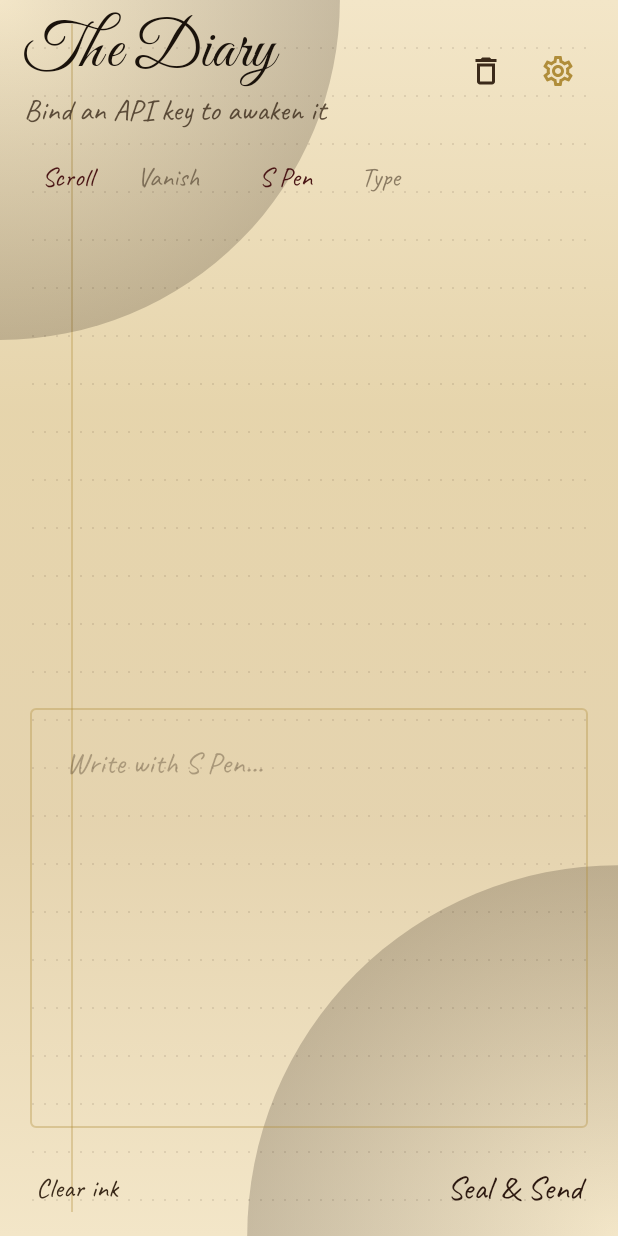
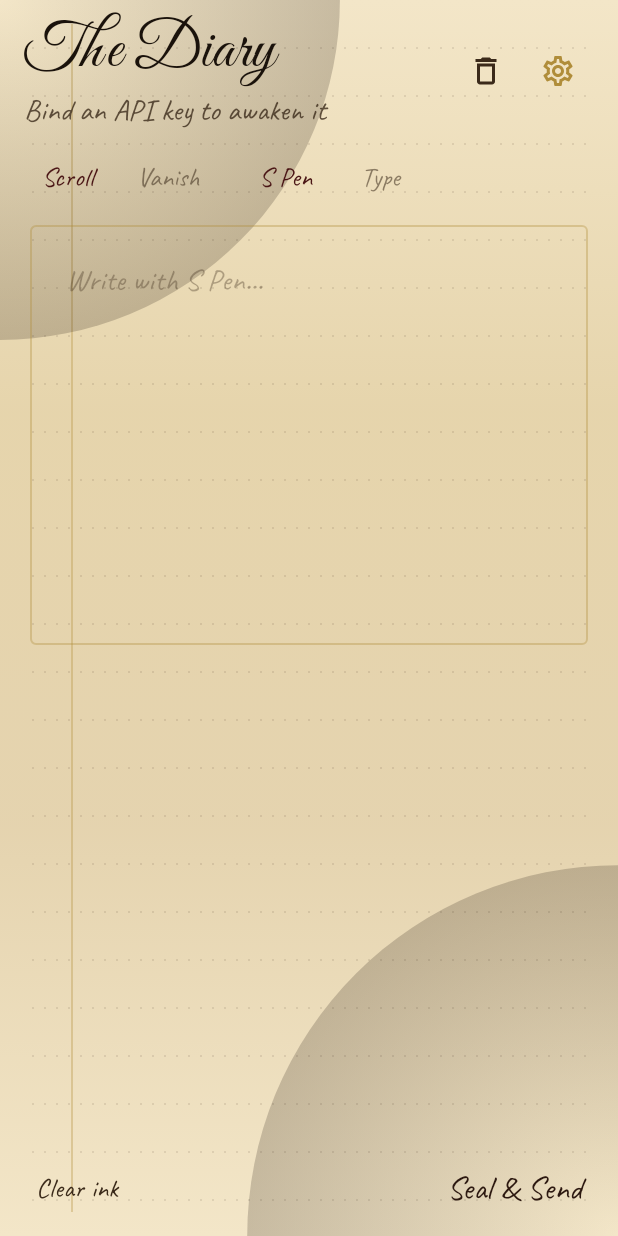
Before and after one commit to nsb1014/riddles-diary, an Android app built with Jetpack Compose: the DiaryScreen screen opened through its navigation route, after a tap on "Scroll", on a phone screen of 412 x 824 dp. Run offline under Robolectric (Android 15) with nearby library versions, the phone set to English and light mode, and no system bars; libraries missing offline, so code that uses them is left out: com.google.mlkit.vision; 1 statement that could not run was skipped; 2 other taps on this screen came first.

Commit message:
Align Vanish writing pad with Scroll input position
Pin both modes' input surface near the top under the mode chips so
Vanish no longer parks the box at the bottom of the page.

Co-authored-by: nsb1014 <nsb1014@users.noreply.github.com>

```diff
--- a/app/src/main/java/com/riddle/diary/ui/diary/DiaryScreen.kt
+++ b/app/src/main/java/com/riddle/diary/ui/diary/DiaryScreen.kt
@@ -234,13 +234,22 @@ private fun ScrollCanvasMode(
     actions: DiaryScreenActions,
     modifier: Modifier = Modifier
 ) {
-    // Keep the writing surface OUTSIDE the scrollable history so S Pen
-    // gestures are not stolen by vertical scroll after a few pixels.
+    // Writing pad stays fixed (not inside the scroll) so S Pen isn't stolen.
+    // Pad is pinned near the top so Scroll and Vanish share the same input position.
     Column(
         modifier = modifier
             .fillMaxWidth()
             .padding(horizontal = 20.dp)
     ) {
+        InputSurface(
+            state = state,
+            actions = actions,
+            modifier = Modifier
+                .fillMaxWidth()
+                .height(280.dp)
+        )
+        Spacer(Modifier.height(12.dp))
+
         Column(
             modifier = Modifier
                 .weight(1f)
@@ -272,15 +281,6 @@ private fun ScrollCanvasMode(
             }
             Spacer(Modifier.height(8.dp))
         }
-
-        InputSurface(
-            state = state,
-            actions = actions,
-            modifier = Modifier
-                .fillMaxWidth()
-                .height(280.dp)
-        )
-        Spacer(Modifier.height(8.dp))
     }
 }
 
@@ -295,6 +295,16 @@ private fun VanishingMode(
             .fillMaxWidth()
             .padding(horizontal = 20.dp)
     ) {
+        InputSurface(
+            state = state,
+            actions = actions,
+            modifier = Modifier
+                .fillMaxWidth()
+                .height(280.dp)
+                .alpha(if (state.revealComplete && !state.isThinking) 1f else 0.35f)
+        )
+        Spacer(Modifier.height(12.dp))
+
         Box(
             modifier = Modifier
                 .weight(1f)
@@ -303,7 +313,7 @@ private fun VanishingMode(
         ) {
             when {
                 state.isThinking -> {
-                    Box(Modifier.fillMaxSize(), contentAlignment = Alignment.Center) {
+                    Box(Modifier.fillMaxSize(), contentAlignment = Alignment.TopCenter) {
                         ThinkingInk()
                     }
                 }
@@ -318,7 +328,7 @@ private fun VanishingMode(
                         ),
                         modifier = Modifier
                             .align(Alignment.TopStart)
-                            .padding(top = 24.dp, start = 12.dp, end = 12.dp)
+                            .padding(start = 12.dp, end = 12.dp)
                     )
                 }
                 else -> {
@@ -328,21 +338,11 @@ private fun VanishingMode(
                         color = InkSepia.copy(alpha = 0.45f),
                         modifier = Modifier
                             .align(Alignment.TopCenter)
-                            .padding(top = 32.dp)
+                            .padding(top = 8.dp)
                     )
                 }
             }
         }
-
-        InputSurface(
-            state = state,
-            actions = actions,
-            modifier = Modifier
-                .fillMaxWidth()
-                .height(260.dp)
-                .alpha(if (state.revealComplete && !state.isThinking) 1f else 0.35f)
-        )
-        Spacer(Modifier.height(8.dp))
     }
 }
 
```
